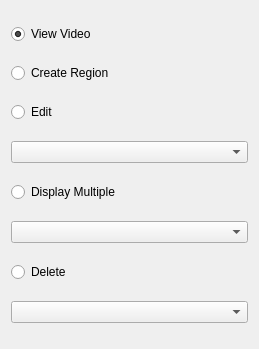
Above: resources/designer_ui/regionviewcontrol.ui from jonathanHuwP/CrystalGrowthTracker before the change. Below: the same form after it.
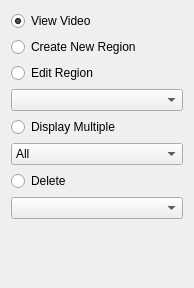
That is the form after the change.

Patch:
```diff
--- a/resources/designer_ui/regionviewcontrol.ui
+++ b/resources/designer_ui/regionviewcontrol.ui
@@ -6,8 +6,8 @@
    <rect>
     <x>0</x>
     <y>0</y>
-    <width>259</width>
-    <height>349</height>
+    <width>194</width>
+    <height>288</height>
    </rect>
   </property>
   <property name="windowTitle">
@@ -27,14 +27,14 @@
    <item>
     <widget class="QRadioButton" name="radioButton">
      <property name="text">
-      <string>Create Region</string>
+      <string>Create New Region</string>
      </property>
     </widget>
    </item>
    <item>
     <widget class="QRadioButton" name="radioButton_2">
      <property name="text">
-      <string>Edit</string>
+      <string>Edit Region</string>
      </property>
     </widget>
    </item>
@@ -49,7 +49,13 @@
     </widget>
    </item>
    <item>
-    <widget class="QComboBox" name="comboBox"/>
+    <widget class="QComboBox" name="_displayComboBox">
+     <item>
+      <property name="text">
+       <string>All</string>
+      </property>
+     </item>
+    </widget>
    </item>
    <item>
     <widget class="QRadioButton" name="radioButton_5">
@@ -59,7 +65,20 @@
     </widget>
    </item>
    <item>
-    <widget class="QComboBox" name="comboBox_3"/>
+    <widget class="QComboBox" name="_deleteComboBox"/>
+   </item>
+   <item>
+    <spacer name="verticalSpacer">
+     <property name="orientation">
+      <enum>Qt::Vertical</enum>
+     </property>
+     <property name="sizeHint" stdset="0">
+      <size>
+       <width>20</width>
+       <height>0</height>
+      </size>
+     </property>
+    </spacer>
    </item>
   </layout>
  </widget>
```
Left out of the diff: 49 changed lines with no effect on the pictures.
